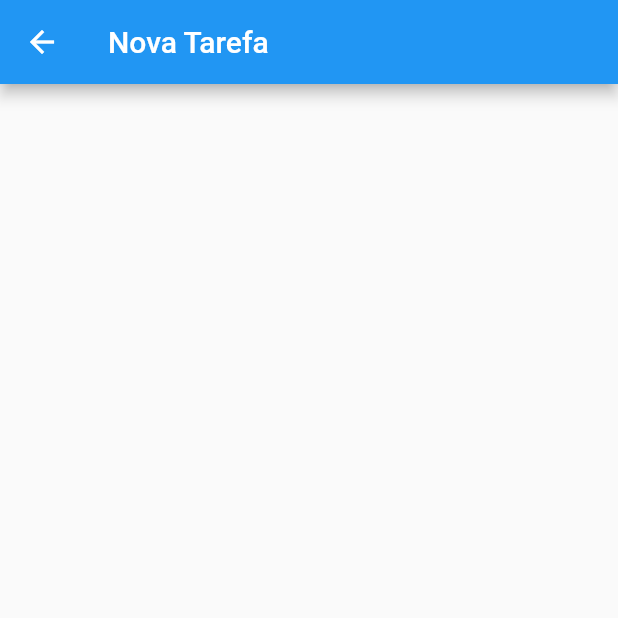
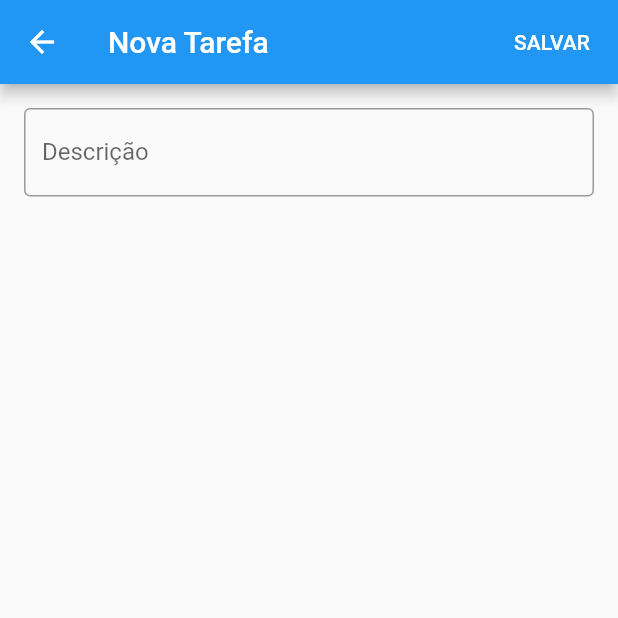
Before and after one commit to henriquedezani/lista-tarefa, a Flutter app: the screen it shows after launch, after a tap on the "add" icon, on a phone screen of 412 x 824 dp, the top half of it. Run offline on Flutter 3.47's test engine with Material 2 defaults, Android fonts, the phone set to English and light mode, and no system bars.

Commit message:
Versão da aula 2021-03-23

```diff
--- a/lib/models/tarefa.model.dart
+++ b/lib/models/tarefa.model.dart
@@ -5,5 +5,5 @@ class Tarefa {
   bool finalizada;
 
   // construtor:
-  Tarefa({this.id, this.texto, this.finalizada});
+  Tarefa({this.id, this.texto, this.finalizada = false});
 }
--- a/lib/repositories/tarefa.repository.dart
+++ b/lib/repositories/tarefa.repository.dart
@@ -18,4 +18,9 @@ class TarefaRepository {
   List<Tarefa> read() {
     return tarefas;
   }
+
+  void delete(String texto) {
+    final tarefa = tarefas.singleWhere((t) => t.texto == texto);
+    tarefas.remove(tarefa);
+  }
 }
--- a/lib/views/app.dart
+++ b/lib/views/app.dart
@@ -1,5 +1,6 @@
 import 'package:flutter/material.dart';
 import 'package:tarefas_app/views/lista.page.dart';
+import 'package:tarefas_app/views/nova.page.dart';
 
 class App extends StatelessWidget {
   @override
@@ -7,7 +8,12 @@ class App extends StatelessWidget {
     // método responsável por desenhar a tela do aplicativo.
     return MaterialApp(
       debugShowCheckedModeBanner: false,
-      home: ListaPage(),
+      // home: ListaPage(),
+      routes: {
+        '/': (context) => ListaPage(),
+        '/nova': (context) => NovaPage(),
+      },
+      initialRoute: '/',
     );
   }
 }
--- a/lib/views/lista.page.dart
+++ b/lib/views/lista.page.dart
@@ -19,6 +19,15 @@ class _ListaPageState extends State<ListaPage> {
     this.tarefas = repository.read();
   }
 
+  Future adicionarTarefa(BuildContext context) async {
+    var result = await Navigator.of(context).pushNamed('/nova');
+    if (result == true) {
+      setState(() {
+        this.tarefas = repository.read();
+      });
+    }
+  }
+
   @override
   Widget build(BuildContext context) {
     return Scaffold(
@@ -30,7 +39,14 @@ class _ListaPageState extends State<ListaPage> {
         itemCount: tarefas.length,
         itemBuilder: (_, indice) {
           var tarefa = tarefas[indice];
-          return CheckboxListTile(
+          return Dismissible(
+            key: Key(tarefa.texto),
+            background: Container(
+              color: Colors.red,
+            ),
+            onDismissed: (_) => repository.delete(tarefa.texto),
+            // confirmDismiss: (direction) =>, // TODO
+            child: CheckboxListTile(
               title: Text(
                 tarefa.texto,
                 style: TextStyle(
@@ -43,18 +59,13 @@ class _ListaPageState extends State<ListaPage> {
               onChanged: (value) {
                 setState(() => tarefa.finalizada = value);
               },
+            ),
           );
         },
       ),
       floatingActionButton: FloatingActionButton(
-        onPressed: () {
-          Navigator.of(context).push(
-            MaterialPageRoute(
-              builder: (_) => NovaPage(),
-            ),
-          );
-        },
         child: Icon(Icons.add),
+        onPressed: () => adicionarTarefa(context),
       ),
     );
   }
--- a/lib/views/nova.page.dart
+++ b/lib/views/nova.page.dart
@@ -1,14 +1,50 @@
 import 'package:flutter/material.dart';
+import 'package:tarefas_app/models/tarefa.model.dart';
+import 'package:tarefas_app/repositories/tarefa.repository.dart';
 
 class NovaPage extends StatelessWidget {
+  final _formKey = GlobalKey<FormState>();
+  final _tarefa = Tarefa();
+  final _repository = TarefaRepository();
+
+  onSave(BuildContext context) {
+    if (_formKey.currentState.validate()) {
+      _formKey.currentState.save(); // ~ submit do form do HTML
+      _repository.create(_tarefa);
+      Navigator.of(context).pop(true);
+    }
+  }
+
   @override
   Widget build(BuildContext context) {
     return Scaffold(
       appBar: AppBar(
         title: Text("Nova Tarefa"),
         centerTitle: false,
+        actions: [
+          FlatButton(
+            child: Text("SALVAR",
+                style: TextStyle(
+                  color: Colors.white,
+                )),
+            onPressed: () => onSave(context),
+          ),
+        ],
       ),
-      body: Container(),
+      body: Container(
+        margin: const EdgeInsets.all(16),
+        child: Form(
+          key: _formKey,
+          child: TextFormField(
+            decoration: InputDecoration(
+              labelText: "Descrição",
+              border: OutlineInputBorder(),
+            ),
+            onSaved: (value) => _tarefa.texto = value,
+            validator: (value) => value.isEmpty ? "Campo obrigatório" : null,
+          ),
+        ),
+      ),
     );
   }
 }
```
Lines whose indentation alone changed are shown as unchanged.
